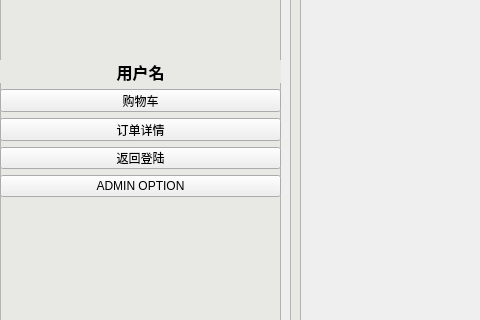
Qt form ME/CommunityCanteenSys/Windows/Control_Pager/controlwin.ui (JoyJeeo/-) before a commit; both pictures show x 0 to 480 and y 260 to 580 of the 1000 by 700 pixel window.
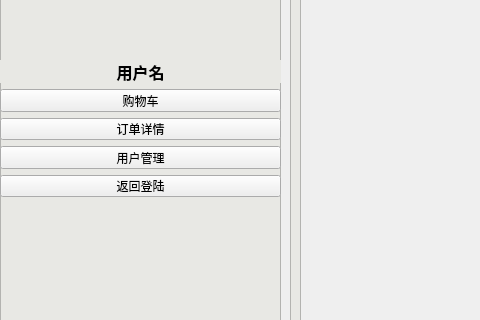
The same form after that commit. Custom widgets are drawn as their Qt base class.

Diff of the .ui file:
```diff
--- a/ME/CommunityCanteenSys/Windows/Control_Pager/controlwin.ui
+++ b/ME/CommunityCanteenSys/Windows/Control_Pager/controlwin.ui
@@ -90,20 +90,13 @@
         </property>
        </widget>
       </item>
-      <item>
-       <widget class="QPushButton" name="back_login_btn">
-        <property name="text">
-         <string>返回登陆</string>
-        </property>
-       </widget>
-      </item>
       <item>
        <widget class="QPushButton" name="admin_btn">
         <property name="enabled">
          <bool>true</bool>
         </property>
         <property name="text">
-         <string>ADMIN OPTION</string>
+         <string>用户管理</string>
         </property>
         <property name="checkable">
          <bool>false</bool>
@@ -119,6 +112,13 @@
         </property>
        </widget>
       </item>
+      <item>
+       <widget class="QPushButton" name="back_login_btn">
+        <property name="text">
+         <string>返回登陆</string>
+        </property>
+       </widget>
+      </item>
      </layout>
     </widget>
     <widget class="UserIconLabel" name="userIcon_label">
```
